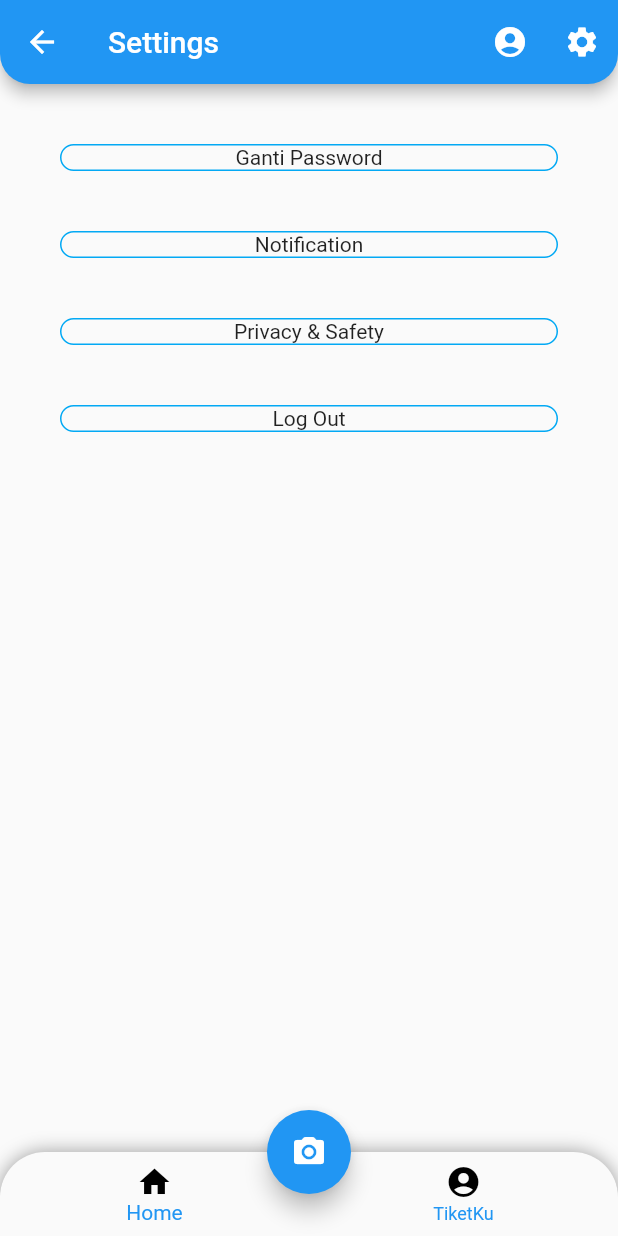
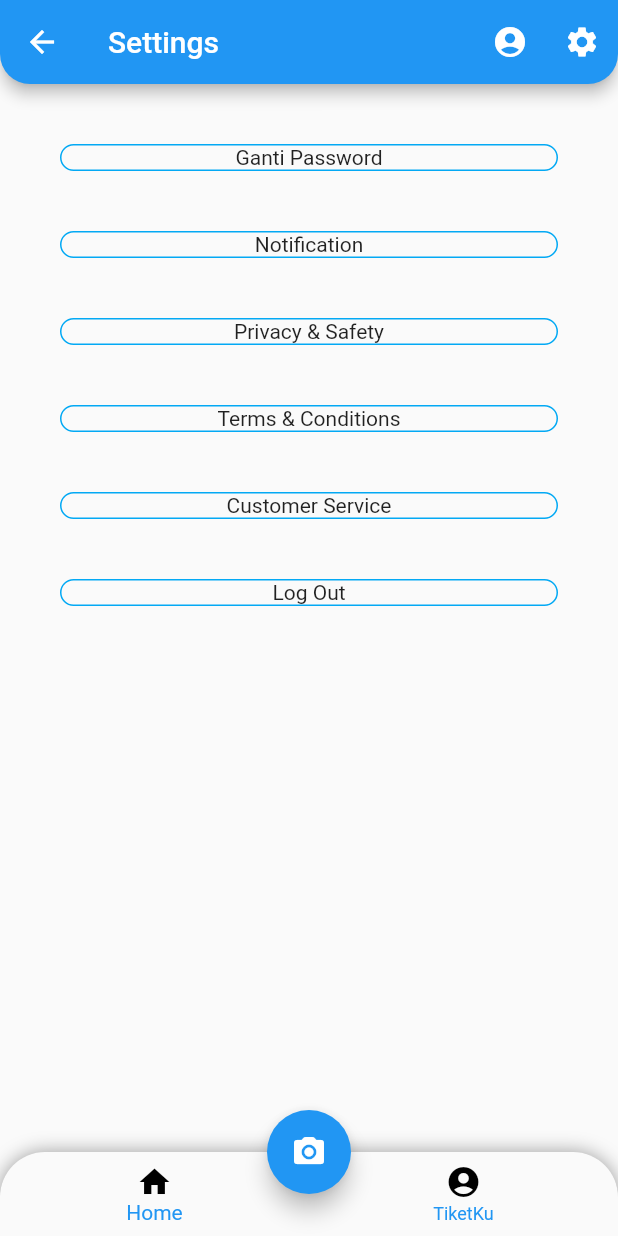
Before and after one commit to DavidDimasPatty/Pelayanan-Iman-Katolik, a Flutter app: the Settings screen opened directly with empty values, on a phone screen of 412 x 824 dp. Run offline on Flutter 3.47's test engine with Material 2 defaults, Android fonts, the phone set to English and light mode, and no system bars; our stand-ins replace carousel_slider, file_picker, firebase_core, firebase_storage, image_picker; missing offline and left inert: mongo_dart; accounts and stored records are empty.

Commit message:
setting page

```diff
--- a/lib/setting.dart
+++ b/lib/setting.dart
@@ -102,6 +102,33 @@ class Settings extends StatelessWidget {
                     ),
                     borderRadius: BorderRadius.all(Radius.circular(10)),
                   ),
+                  child:
+                      Column(children: <Widget>[Text('Terms & Conditions')])),
+            ),
+            InkWell(
+              borderRadius: new BorderRadius.circular(24),
+              onTap: () {},
+              child: Container(
+                  margin: EdgeInsets.all(20),
+                  decoration: BoxDecoration(
+                    border: Border.all(
+                      color: Colors.lightBlue,
+                    ),
+                    borderRadius: BorderRadius.all(Radius.circular(10)),
+                  ),
+                  child: Column(children: <Widget>[Text('Customer Service')])),
+            ),
+            InkWell(
+              borderRadius: new BorderRadius.circular(24),
+              onTap: () {},
+              child: Container(
+                  margin: EdgeInsets.all(20),
+                  decoration: BoxDecoration(
+                    border: Border.all(
+                      color: Colors.lightBlue,
+                    ),
+                    borderRadius: BorderRadius.all(Radius.circular(10)),
+                  ),
                   child: Column(children: <Widget>[Text('Log Out')])),
             ),
 
```
